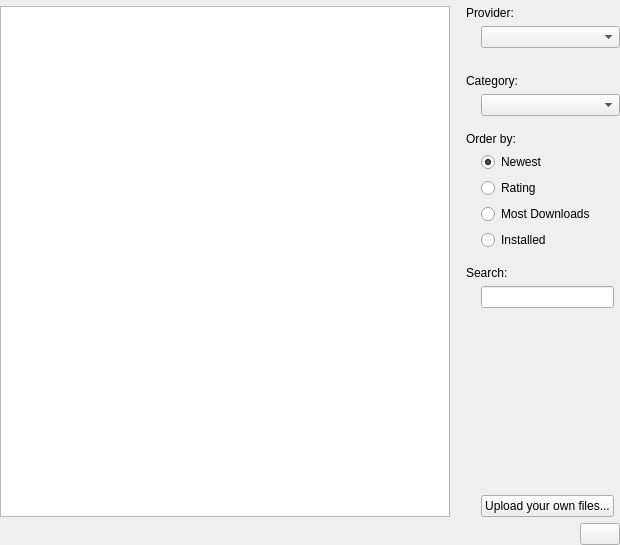
KDE/kdelibs, file knewstuff/knewstuff3/downloaddialog.ui: the form before one commit.
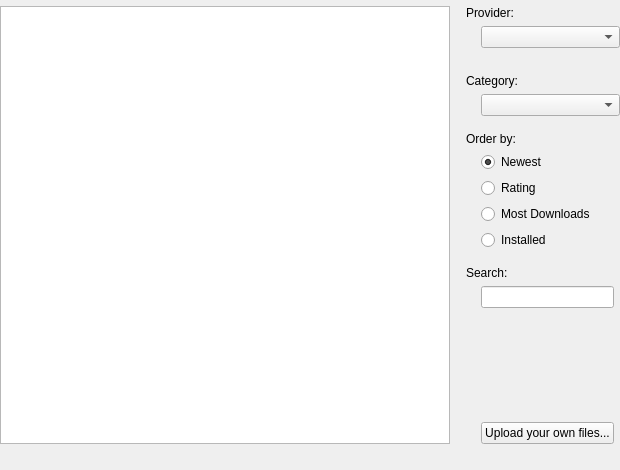
The form after the commit. Custom widgets are drawn as their Qt base class.

Commit message: create a DownloadWidget in addition to the dialog clean up the dialog class and have all private code in the widget, let the dialog use the widget

What changed in the file:
```diff
--- a/knewstuff/knewstuff3/downloaddialog.ui
+++ b/knewstuff/knewstuff3/downloaddialog.ui
@@ -7,7 +7,7 @@
     <x>0</x>
     <y>0</y>
     <width>620</width>
-    <height>545</height>
+    <height>470</height>
    </rect>
   </property>
   <layout class="QGridLayout" name="gridLayout_3">
@@ -234,9 +234,21 @@
        <property name="sizePolicy">
         <sizepolicy hsizetype="Expanding" vsizetype="Minimum">
          <horstretch>0</horstretch>
-         <verstretch>0</verstretch>
+         <verstretch>20</verstretch>
         </sizepolicy>
        </property>
+       <property name="minimumSize">
+        <size>
+         <width>0</width>
+         <height>20</height>
+        </size>
+       </property>
+       <property name="maximumSize">
+        <size>
+         <width>16777215</width>
+         <height>20</height>
+        </size>
+       </property>
        <property name="frameShape">
         <enum>QFrame::NoFrame</enum>
        </property>
@@ -249,31 +261,7 @@
       </widget>
      </item>
      <item row="4" column="3">
-      <layout class="QHBoxLayout" name="horizontalLayout_2">
-       <item>
-        <spacer name="horizontalSpacer">
-         <property name="orientation">
-          <enum>Qt::Horizontal</enum>
-         </property>
-         <property name="sizeHint" stdset="0">
-          <size>
-           <width>40</width>
-           <height>20</height>
-          </size>
-         </property>
-        </spacer>
-       </item>
-       <item>
-        <widget class="KPushButton" name="closeButton">
-         <property name="sizePolicy">
-          <sizepolicy hsizetype="Preferred" vsizetype="Preferred">
-           <horstretch>0</horstretch>
-           <verstretch>0</verstretch>
-          </sizepolicy>
-         </property>
-        </widget>
-       </item>
-      </layout>
+      <layout class="QHBoxLayout" name="horizontalLayout_2"/>
      </item>
     </layout>
    </item>
@@ -285,11 +273,6 @@
    <extends>QWidget</extends>
    <header>ktitlewidget.h</header>
   </customwidget>
-  <customwidget>
-   <class>KPushButton</class>
-   <extends>QPushButton</extends>
-   <header>kpushbutton.h</header>
-  </customwidget>
   <customwidget>
    <class>KLineEdit</class>
    <extends>QLineEdit</extends>
```
The commit also changes 7 other files.
